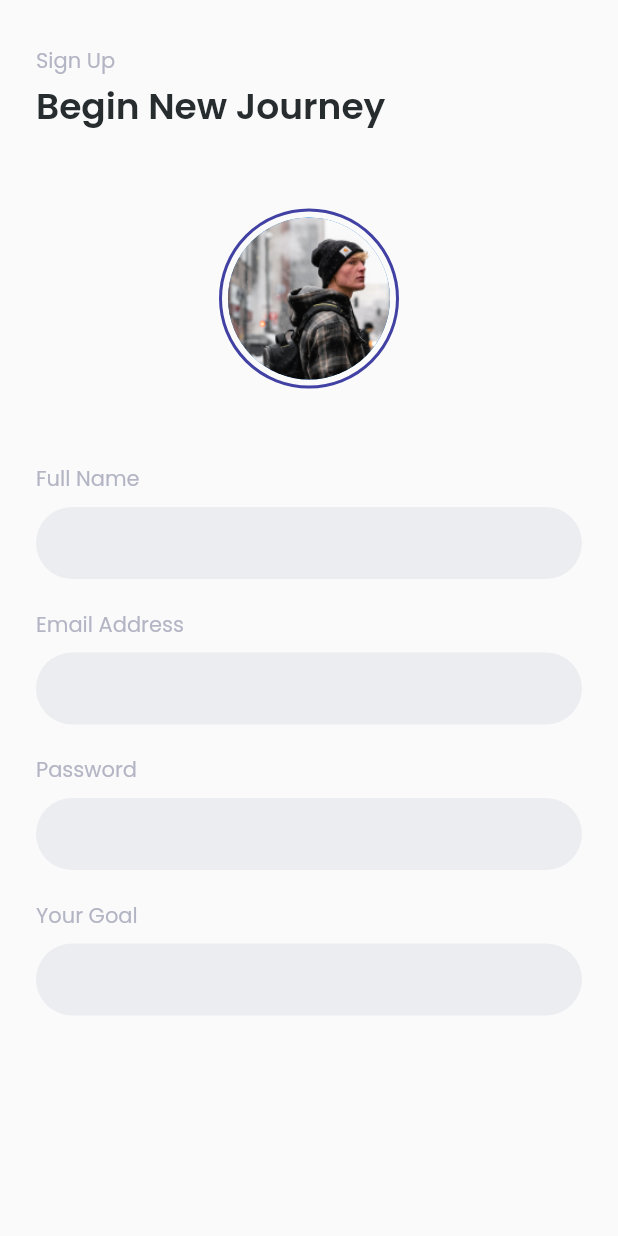
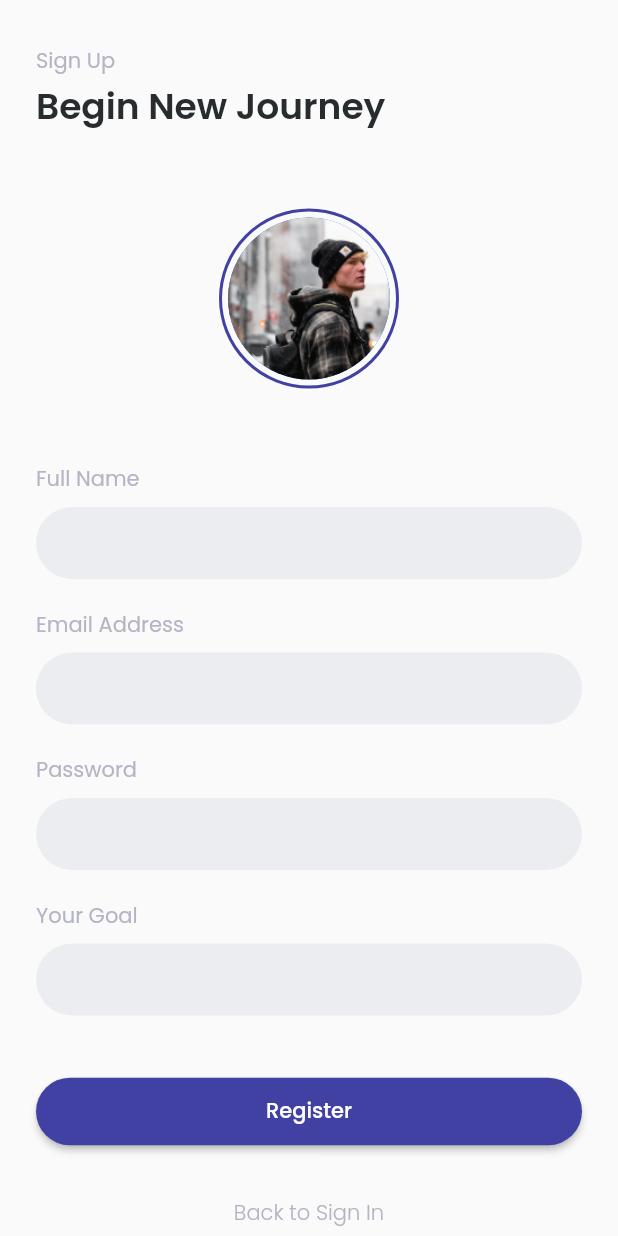
Before and after one commit to Muhdzalf/bwa_futurejob, a Flutter app: the RegisterForm screen opened directly, on a phone screen of 412 x 824 dp. Run offline on Flutter 3.47's test engine with Material 2 defaults, Android fonts, the phone set to English and light mode, and no system bars.

Commit message:
add button and text button

```diff
--- a/lib/screens/sign_in/components/Register_form.dart
+++ b/lib/screens/sign_in/components/Register_form.dart
@@ -1,3 +1,4 @@
+import 'package:bwa_job/screens/sign_in/components/primary_button.dart';
 import 'package:bwa_job/screens/sign_in/components/textfield_label.dart';
 import 'package:bwa_job/theme.dart';
 import 'package:flutter/material.dart';
@@ -62,6 +63,27 @@ class RegisterForm extends StatelessWidget {
                     label: 'Your Goal',
                   ),
                 ],
+              ),
+              SizedBox(
+                height: 20,
+              ),
+              Padding(
+                  padding: EdgeInsets.symmetric(horizontal: 24),
+                  child: PrimaryButton(
+                    title: 'Register',
+                  )),
+              SizedBox(
+                height: 20,
+              ),
+              TextButton(
+                onPressed: () {},
+                child: Text(
+                  'Back to Sign In',
+                  style: subtitleLight,
+                ),
+              ),
+              SizedBox(
+                height: 50,
               )
             ],
           ),
--- a/lib/screens/sign_in/components/primary_button.dart
+++ b/lib/screens/sign_in/components/primary_button.dart
@@ -3,15 +3,17 @@ import 'package:flutter/material.dart';
 import '../../../theme.dart';
 
 class PrimaryButton extends StatelessWidget {
+  final String title;
   const PrimaryButton({
     Key key,
+    this.title,
   }) : super(key: key);
 
   @override
   Widget build(BuildContext context) {
     return ElevatedButton(
       onPressed: () {},
-      child: Text('Sign In'),
+      child: Text(title),
       style: ElevatedButton.styleFrom(
           minimumSize: Size(double.infinity, 45),
           primary: primaryColor,
--- a/lib/screens/sign_in/signin_form.dart
+++ b/lib/screens/sign_in/signin_form.dart
@@ -48,7 +48,9 @@ class SignInForm extends StatelessWidget {
               Padding(
                 padding:
                     const EdgeInsets.symmetric(horizontal: 24, vertical: 20),
-                child: PrimaryButton(),
+                child: PrimaryButton(
+                  title: 'Sign In',
+                ),
               ),
               Center(
                 child: TextButton(
```
